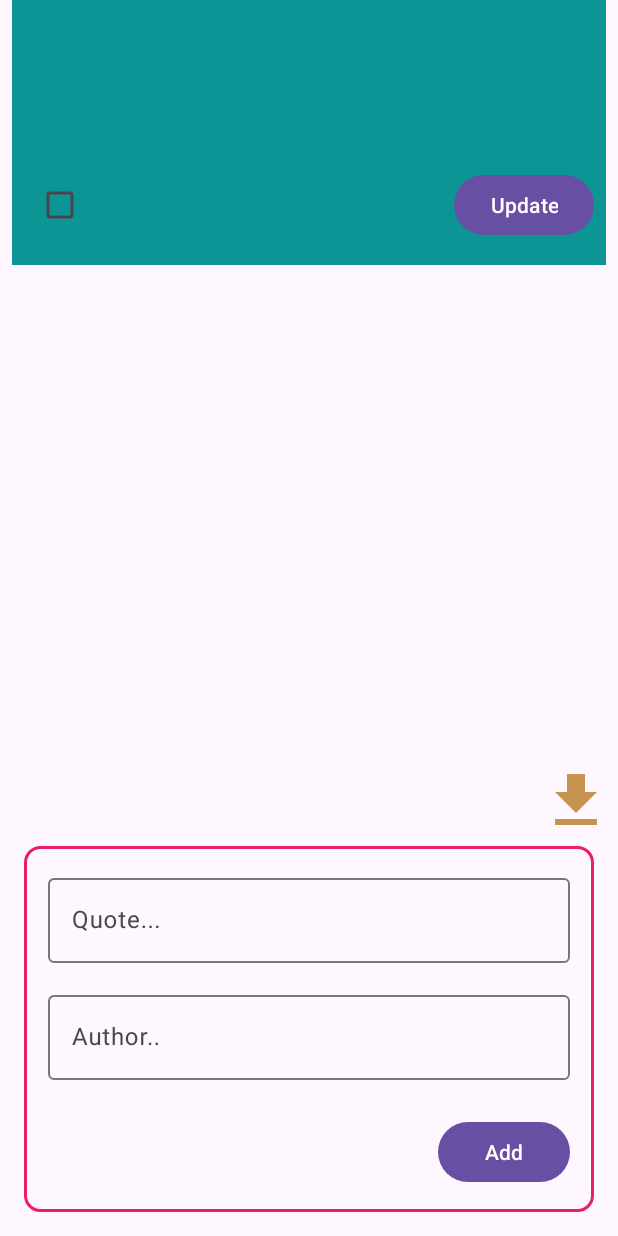
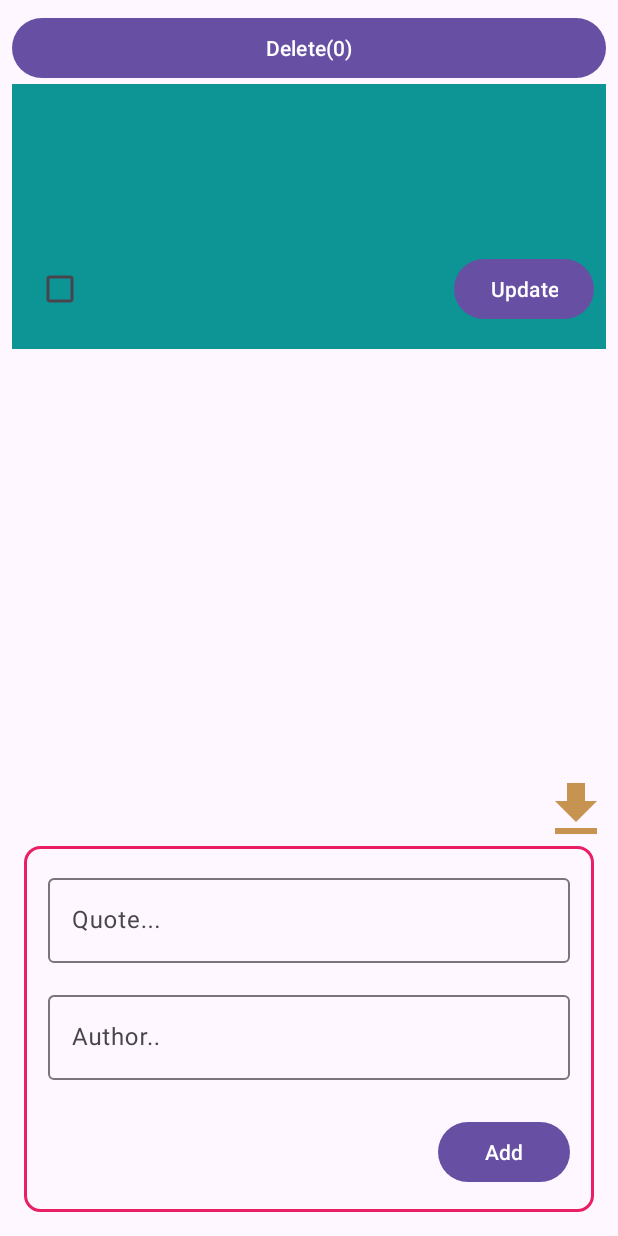
Before and after one commit to Abdelilah-Falih/miniProjet03, an Android app: the MyQuotes screen opened directly, with no data from a screen before it, after a tap on "Add", on a phone screen of 412 x 824 dp. Run offline under Robolectric (Android 15) with nearby library versions, the phone set to English and light mode, and no system bars; our stand-ins replace Room's generated code.

Commit message:
task 10 :  -> add button delete  -> change the button text when select quotes to show number of quotes selected

```diff
--- a/app/src/main/java/com/example/myapplication/MyQuotes.java
+++ b/app/src/main/java/com/example/myapplication/MyQuotes.java
@@ -24,6 +24,8 @@ public class MyQuotes extends AppCompatActivity {
     QuoteDao quoteDao;
     List<Quote> quotes;
     public QuotesAdapter adapter;
+    public static int selected_quote_to_delete;
+    private static Button btn_delete;
 
     @Override
     protected void onCreate(Bundle savedInstanceState) {
@@ -36,6 +38,7 @@ public class MyQuotes extends AppCompatActivity {
 
         database = QuoteDatabase.getINSTANCE(this);
         quoteDao = database.getQao();
+        btn_delete = binding.btnDelete;
 
 
 
@@ -66,4 +69,9 @@ public class MyQuotes extends AppCompatActivity {
         binding.includeFormule.etQuoteFormule.setText("");
 
     }
+
+    public static void showSelectedQuotes(int selected_quotes){
+        selected_quote_to_delete = selected_quotes;
+        btn_delete.setText("Delete("+selected_quote_to_delete+")");
+    }
 }
--- a/app/src/main/res/layout/activity_my_quotes.xml
+++ b/app/src/main/res/layout/activity_my_quotes.xml
@@ -12,10 +12,10 @@
         android:layout_height="0dp"
         android:layout_marginStart="8dp"
         android:layout_marginEnd="8dp"
-        app:layout_constraintBottom_toTopOf="@+id/include_formule"
+        app:layout_constraintBottom_toTopOf="@+id/imageView"
         app:layout_constraintEnd_toEndOf="parent"
         app:layout_constraintStart_toStartOf="parent"
-        app:layout_constraintTop_toTopOf="parent" />
+        app:layout_constraintTop_toBottomOf="@+id/btn_delete" />
 
     <include
         android:id="@+id/include_formule"
@@ -23,13 +23,11 @@
         android:layout_width="0dp"
         android:layout_height="wrap_content"
         android:layout_marginStart="16dp"
-        android:layout_marginTop="60dp"
         android:layout_marginEnd="16dp"
         android:layout_marginBottom="16dp"
         app:layout_constraintBottom_toBottomOf="parent"
         app:layout_constraintEnd_toEndOf="parent"
-        app:layout_constraintStart_toStartOf="parent"
-        app:layout_constraintTop_toBottomOf="@+id/rv_my_quotes" />
+        app:layout_constraintStart_toStartOf="parent" />
 
     <ImageView
         android:id="@+id/imageView"
@@ -38,7 +36,18 @@
         android:layout_marginEnd="4dp"
         app:layout_constraintBottom_toTopOf="@+id/include_formule"
         app:layout_constraintEnd_toEndOf="parent"
-        app:layout_constraintTop_toBottomOf="@+id/rv_my_quotes"
         app:srcCompat="@drawable/ic_download" />
 
+    <Button
+        android:id="@+id/btn_delete"
+        android:layout_width="0dp"
+        android:layout_height="wrap_content"
+        android:layout_marginStart="8dp"
+        android:layout_marginTop="8dp"
+        android:layout_marginEnd="8dp"
+        android:text="Delete(0)"
+        app:layout_constraintEnd_toEndOf="parent"
+        app:layout_constraintStart_toStartOf="parent"
+        app:layout_constraintTop_toTopOf="parent" />
+
 </androidx.constraintlayout.widget.ConstraintLayout>
```
Also changed, not shown: app/src/main/java/com/example/myapplication/QuotesAdapter.java (+15 -0 lines).
